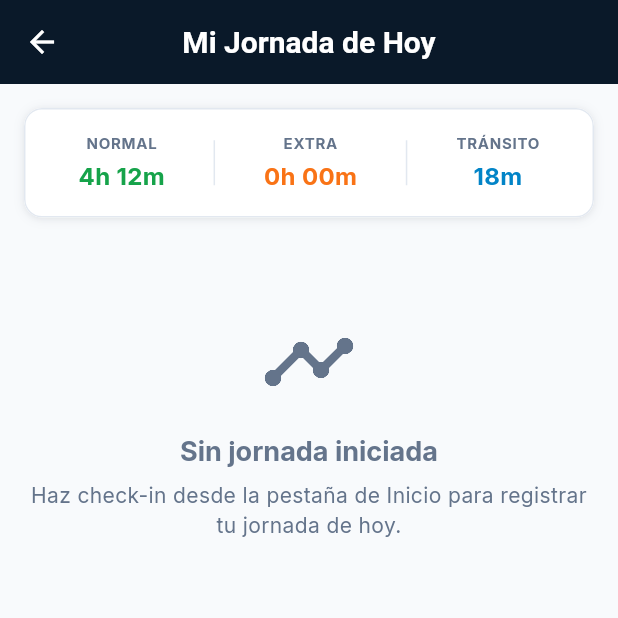
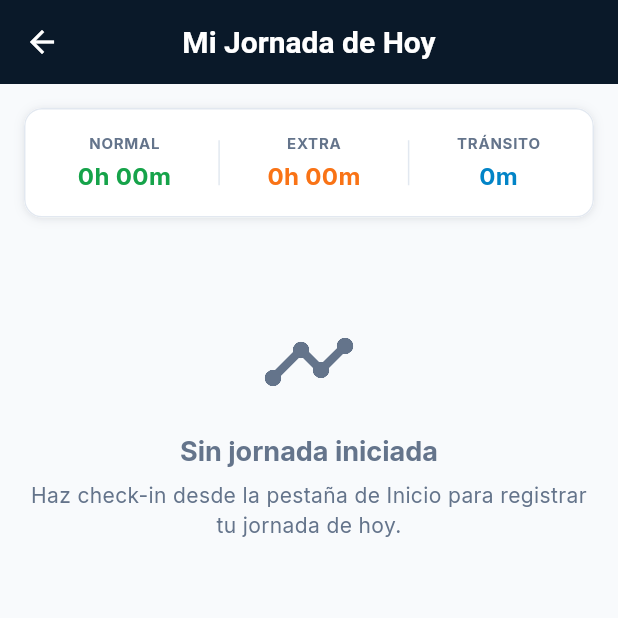
Before and after one commit to StringBuilder777/app_movil_hackatec, a Flutter app: the TimelineScreen screen opened directly, on a phone screen of 412 x 824 dp, the top half of it. Run offline on Flutter 3.47's test engine with Material 3 defaults, Android fonts, the phone set to English and light mode, and no system bars; our stand-ins replace flutter_dotenv, flutter_map, geolocator, google_fonts, latlong2; network calls fail.

Commit message:
feat: task & fix: check in

```diff
--- a/lib/features/dashboard/dashboard_screen.dart
+++ b/lib/features/dashboard/dashboard_screen.dart
@@ -1,5 +1,6 @@
 import 'package:flutter/material.dart';
 import 'package:flutter_map/flutter_map.dart';
+import 'package:intl/intl.dart';
 import 'package:latlong2/latlong.dart';
 import 'package:provider/provider.dart';
 import '../../core/state/app_state.dart';
@@ -355,7 +356,9 @@ class DashboardScreen extends StatelessWidget {
                             ),
                             const SizedBox(height: 6),
                             Text(
-                              'Desde 08:14 AM',
+                              state.checkInTime != null
+                                  ? 'Desde ${DateFormat('hh:mm a').format(state.checkInTime!.toLocal())}'
+                                  : 'Desde 08:14 AM',
                               style: theme.textTheme.bodyMedium,
                             ),
                           ],
--- a/lib/features/journey/timeline_screen.dart
+++ b/lib/features/journey/timeline_screen.dart
@@ -8,10 +8,92 @@ import '../activity/new_activity_screen.dart';
 class TimelineScreen extends StatelessWidget {
   const TimelineScreen({super.key});
 
+  String _formatDuration(Duration duration) {
+    String twoDigits(int n) => n.toString().padLeft(2, '0');
+    final hours = duration.inHours;
+    final minutes = twoDigits(duration.inMinutes.remainder(60));
+    return "${hours}h ${minutes}m";
+  }
+
   @override
   Widget build(BuildContext context) {
     final state = Provider.of<AppState>(context);
     final theme = Theme.of(context);
+
+    // Calculate dynamic shift header metrics
+    final String normalTime = _formatDuration(state.shiftElapsed);
+    final String extraTime = state.simulatedExtraHours ? '1h 25m' : '0h 00m';
+    final String transitTime = state.activeActivity == null && state.isCheckedIn ? '18m' : '0m';
+
+    // Construct dynamic timeline segments
+    final List<Widget> timelineWidgets = [];
+
+    if (state.isCheckedIn) {
+      // 1. Check-In Segment
+      if (state.checkInTime != null) {
+        final startHour = state.checkInTime!.toLocal().hour.toString().padLeft(2, '0');
+        final startMin = state.checkInTime!.toLocal().minute.toString().padLeft(2, '0');
+        timelineWidgets.add(
+          _buildTimelineItem(
+            time: '$startHour:$startMin',
+            title: state.currentZoneName,
+            subtitle: 'Inicio de jornada (Check-In registrado)',
+            category: 'Check-In',
+            indicatorColor: AppColors.success,
+            icon: Icons.how_to_reg_rounded,
+            isFirst: true,
+          ),
+        );
+      }
+
+      // 2. Completed Activities (reversed to chronological order)
+      final completedActivities = state.activities.reversed.toList();
+      for (int i = 0; i < completedActivities.length; i++) {
+        final act = completedActivities[i];
+        timelineWidgets.add(
+          _buildTimelineItem(
+            time: act['time'] ?? '',
+            title: act['client'] ?? 'Taller ROCEEL',
+            subtitle: act['title'] ?? 'Actividad',
+            category: 'Trabajo • ${act['duration'] ?? ''}',
+            indicatorColor: AppColors.success,
+            icon: Icons.check_circle_rounded,
+          ),
+        );
+      }
+
+      // 3. Active activity or waiting status
+      if (state.activeActivity != null) {
+        final start = state.activeActivity!['startTime'] as DateTime;
+        final startHour = start.toLocal().hour.toString().padLeft(2, '0');
+        final startMin = start.toLocal().minute.toString().padLeft(2, '0');
+
+        timelineWidgets.add(
+          _buildTimelineItem(
+            time: '$startHour:$startMin - Ahora',
+            title: state.activeActivity!['client'] ?? 'Taller ROCEEL',
+            subtitle: 'Actividad: ${state.activeActivity!['title'] ?? ''}',
+            category: 'Trabajo • En curso',
+            indicatorColor: AppColors.accent,
+            icon: Icons.engineering_rounded,
+            isLast: true,
+            isActive: true,
+          ),
+        );
+      } else {
+        timelineWidgets.add(
+          _buildTimelineItem(
+            time: 'En curso',
+            title: state.currentZoneName,
+            subtitle: 'En espera / Listo para iniciar actividad',
+            category: 'En espera',
+            indicatorColor: AppColors.textSecondary,
+            icon: Icons.hourglass_empty_rounded,
+            isLast: true,
+          ),
+        );
+      }
+    }
 
     return Scaffold(
       backgroundColor: AppColors.background,
@@ -33,11 +115,11 @@ class TimelineScreen extends StatelessWidget {
               child: Row(
                 mainAxisAlignment: MainAxisAlignment.spaceAround,
                 children: [
-                  _buildHeaderMetric('Normal', '4h 12m', AppColors.success),
+                  _buildHeaderMetric('Normal', normalTime, AppColors.success),
                   Container(height: 30, width: 1, color: AppColors.border),
-                  _buildHeaderMetric('Extra', '0h 00m', AppColors.extraHourBadge),
+                  _buildHeaderMetric('Extra', extraTime, AppColors.extraHourBadge),
                   Container(height: 30, width: 1, color: AppColors.border),
-                  _buildHeaderMetric('Tránsito', '18m', AppColors.info),
+                  _buildHeaderMetric('Tránsito', transitTime, AppColors.info),
                 ],
               ),
             ),
@@ -62,42 +144,7 @@ class TimelineScreen extends StatelessWidget {
               ListView(
                 shrinkWrap: true,
                 physics: const NeverScrollableScrollPhysics(),
-                children: [
-                  // Segment 1 (Completed Maintenance)
-                  _buildTimelineItem(
-                    time: '08:14 - 10:45',
-                    title: 'Taller Ramos Arizpe',
-                    subtitle: 'Mantenimiento Preventivo L1',
-                    category: 'Trabajo • 2h 31m',
-                    indicatorColor: AppColors.success,
-                    icon: Icons.check_circle_rounded,
-                    isFirst: true,
-                  ),
-
-                  // Segment 2 (In Transit)
-                  _buildTimelineItem(
-                    time: '10:45 - 11:03',
-                    title: 'En Tránsito',
-                    subtitle: 'Desplazamiento a locación 2',
-                    category: 'Tránsito • 18m',
-                    indicatorColor: AppColors.info,
-                    icon: Icons.directions_car_rounded,
-                  ),
-
-                  // Segment 3 (Active work or current timeline point)
-                  _buildTimelineItem(
-                    time: '11:03 - Ahora',
-                    title: 'Planta GM',
-                    subtitle: state.activeActivity != null
-                        ? 'Actividad: ${state.activeActivity!['title']}'
-                        : 'En espera / Asignado a planta',
-                    category: 'Trabajo • En curso',
-                    indicatorColor: AppColors.success,
-                    icon: Icons.build_rounded,
-                    isLast: true,
-                    isActive: true,
-                  ),
-                ],
+                children: timelineWidgets,
               ),
             ],
           ],
```
Also changed, not shown: lib/core/state/app_state.dart (+245 -23 lines), lib/features/activity/activity_report_screen.dart (+10 -14 lines), lib/features/activity/activity_timer_screen.dart (+1 -6 lines), lib/features/activity/new_activity_screen.dart (+14 -7 lines).
